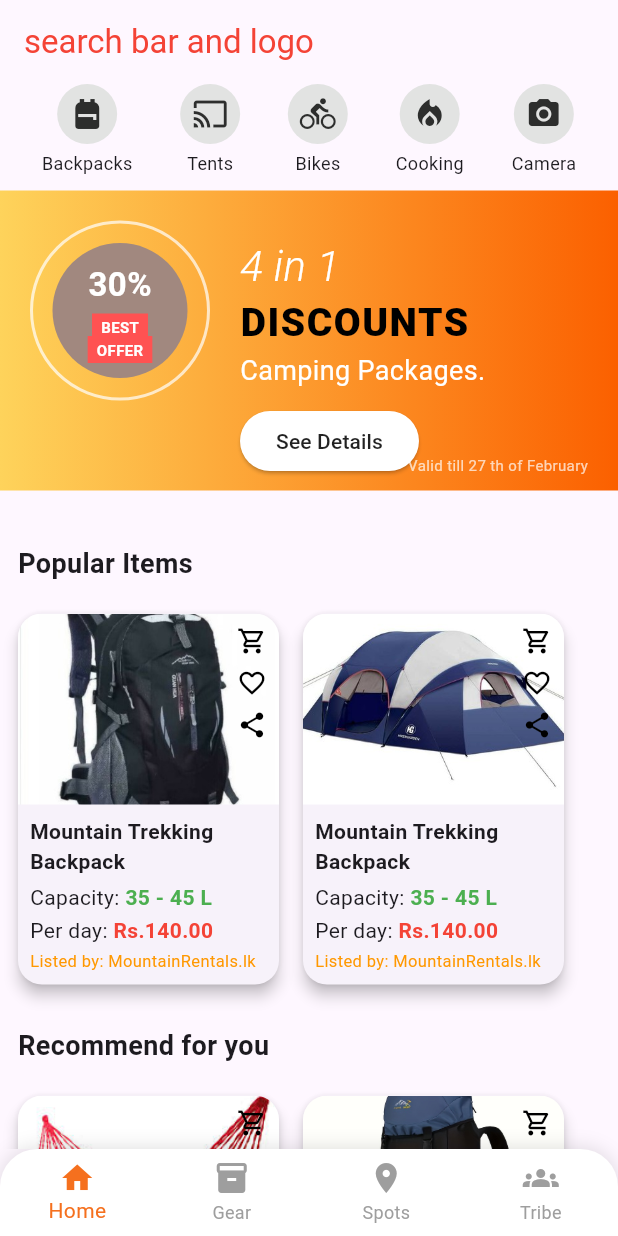
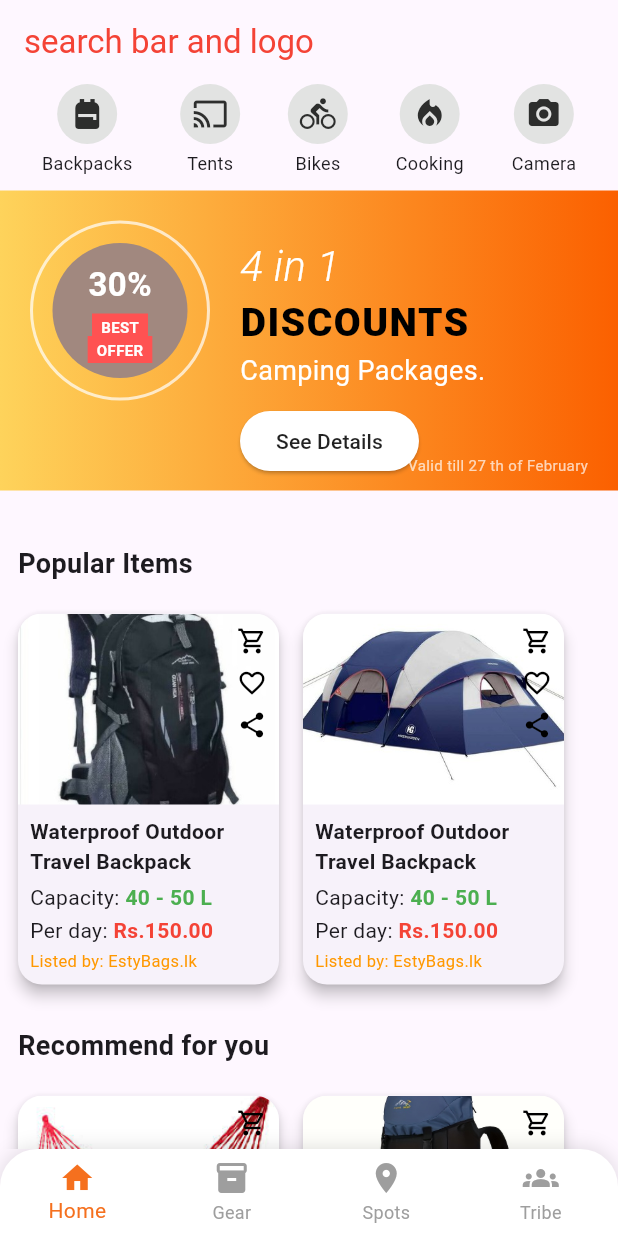
Before and after one commit to nilupul-dew/MAD_Group_09, a Flutter app: the screen it shows after launch, on a phone screen of 412 x 824 dp. Run offline on Flutter 3.47's test engine with Material 3 defaults, Android fonts, the phone set to English and light mode, and no system bars; our stand-ins replace cloud_firestore, firebase_core; accounts and stored records are empty.

Commit message:
Update home screen

```diff
--- a/hiking_app/lib/presentation/screens/home_screen.dart
+++ b/hiking_app/lib/presentation/screens/home_screen.dart
@@ -94,20 +94,32 @@ class HomePageContent extends StatelessWidget {
                 children: [
                   ItemCard(
                     assetImagePath: 'assets/images/backback2.jpeg',
-                    title: 'Mountain Trekking Backpack',
-                    capacity: '35 - 45 L',
-                    price: 'Rs.140.00',
-                    listedBy: 'MountainRentals.lk',
-                    onTap: () => debugPrint('Tapped Backpack 2'),
+                    title: 'Waterproof Outdoor Travel Backpack',
+                    capacity: '40 - 50 L',
+                    price: 'Rs.150.00',
+                    listedBy: 'EstyBags.lk',
+                    topColor: const Color.fromARGB(255, 2, 2, 2),
+                    bottomColor: const Color.fromARGB(255, 141, 142, 142),
+                    onTap: () => (),
+                    onCartTap: () => Navigator.pushNamed(context, '/cart'),
+                    onFavoriteTap: () =>
+                        Navigator.pushNamed(context, '/wishlist'),
+                    onShareTap: () => Navigator.pushNamed(context, '/share'),
                   ),
                   ItemCard(
                     assetImagePath: 'assets/images/tent1.jpeg',
-                    title: 'Mountain Trekking Backpack',
-                    capacity: '35 - 45 L',
-                    price: 'Rs.140.00',
-                    listedBy: 'MountainRentals.lk',
-                    onTap: () => debugPrint('Tapped Backpack 2'),
-                  ),
+                    title: 'Waterproof Outdoor Travel Backpack',
+                    capacity: '40 - 50 L',
+                    price: 'Rs.150.00',
+                    listedBy: 'EstyBags.lk',
+                    topColor: const Color.fromARGB(255, 2, 65, 100),
+                    bottomColor: const Color.fromARGB(255, 80, 105, 119),
+                    onTap: () => (),
+                    onCartTap: () => Navigator.pushNamed(context, '/cart'),
+                    onFavoriteTap: () =>
+                        Navigator.pushNamed(context, '/wishlist'),
+                    onShareTap: () => Navigator.pushNamed(context, '/share'),
+                  )
                 ],
               ),
             ),
@@ -122,35 +134,59 @@ class HomePageContent extends StatelessWidget {
                 children: [
                   ItemCard(
                     assetImagePath: 'assets/images/hammoch.jpeg',
-                    title: 'Mountain Trekking Backpack',
-                    capacity: '35 - 45 L',
-                    price: 'Rs.140.00',
-                    listedBy: 'MountainRentals.lk',
-                    onTap: () => debugPrint('Tapped Backpack 2'),
+                    title: 'Waterproof Outdoor Travel Backpack',
+                    capacity: '40 - 50 L',
+                    price: 'Rs.150.00',
+                    listedBy: 'EstyBags.lk',
+                    topColor: const Color.fromARGB(255, 101, 1, 1),
+                    bottomColor: const Color.fromARGB(255, 170, 123, 123),
+                    onTap: () => (),
+                    onCartTap: () => Navigator.pushNamed(context, '/cart'),
+                    onFavoriteTap: () =>
+                        Navigator.pushNamed(context, '/wishlist'),
+                    onShareTap: () => Navigator.pushNamed(context, '/share'),
                   ),
                   ItemCard(
                     assetImagePath: 'assets/images/bag1.jpg',
-                    title: 'Mountain Trekking Backpack',
-                    capacity: '35 - 45 L',
-                    price: 'Rs.140.00',
-                    listedBy: 'MountainRentals.lk',
-                    onTap: () => debugPrint('Tapped Backpack 2'),
+                    title: 'Waterproof Outdoor Travel Backpack',
+                    capacity: '40 - 50 L',
+                    price: 'Rs.150.00',
+                    listedBy: 'EstyBags.lk',
+                    topColor: const Color.fromARGB(255, 1, 26, 152),
+                    bottomColor: const Color.fromARGB(255, 133, 143, 159),
+                    onTap: () => (),
+                    onCartTap: () => Navigator.pushNamed(context, '/cart'),
+                    onFavoriteTap: () =>
+                        Navigator.pushNamed(context, '/wishlist'),
+                    onShareTap: () => Navigator.pushNamed(context, '/share'),
                   ),
                   ItemCard(
                     assetImagePath: 'assets/images/backpack1.jpeg',
-                    title: 'Mountain Trekking Backpack',
-                    capacity: '35 - 45 L',
-                    price: 'Rs.140.00',
-                    listedBy: 'MountainRentals.lk',
-                    onTap: () => debugPrint('Tapped Backpack 2'),
+                    title: 'Waterproof Outdoor Travel Backpack',
+                    capacity: '40 - 50 L',
+                    price: 'Rs.150.00',
+                    listedBy: 'EstyBags.lk',
+                    topColor: const Color.fromARGB(255, 255, 48, 227),
+                    bottomColor: const Color.fromARGB(255, 254, 162, 237),
+                    onTap: () => (),
+                    onCartTap: () => Navigator.pushNamed(context, '/cart'),
+                    onFavoriteTap: () =>
+                        Navigator.pushNamed(context, '/wishlist'),
+                    onShareTap: () => Navigator.pushNamed(context, '/share'),
                   ),
                   ItemCard(
                     assetImagePath: 'assets/images/sleeping_bag.jpeg',
-                    title: 'Mountain Trekking Backpack',
-                    capacity: '35 - 45 L',
-                    price: 'Rs.140.00',
-                    listedBy: 'MountainRentals.lk',
-                    onTap: () => debugPrint('Tapped Backpack 2'),
+                    title: 'Waterproof Outdoor Travel Backpack',
+                    capacity: '40 - 50 L',
+                    price: 'Rs.150.00',
+                    listedBy: 'EstyBags.lk',
+                    topColor: const Color.fromARGB(255, 30, 255, 9),
+                    bottomColor: const Color.fromARGB(255, 131, 247, 158),
+                    onTap: () => (),
+                    onCartTap: () => Navigator.pushNamed(context, '/cart'),
+                    onFavoriteTap: () =>
+                        Navigator.pushNamed(context, '/wishlist'),
+                    onShareTap: () => Navigator.pushNamed(context, '/share'),
                   ),
                 ],
               ),
```
